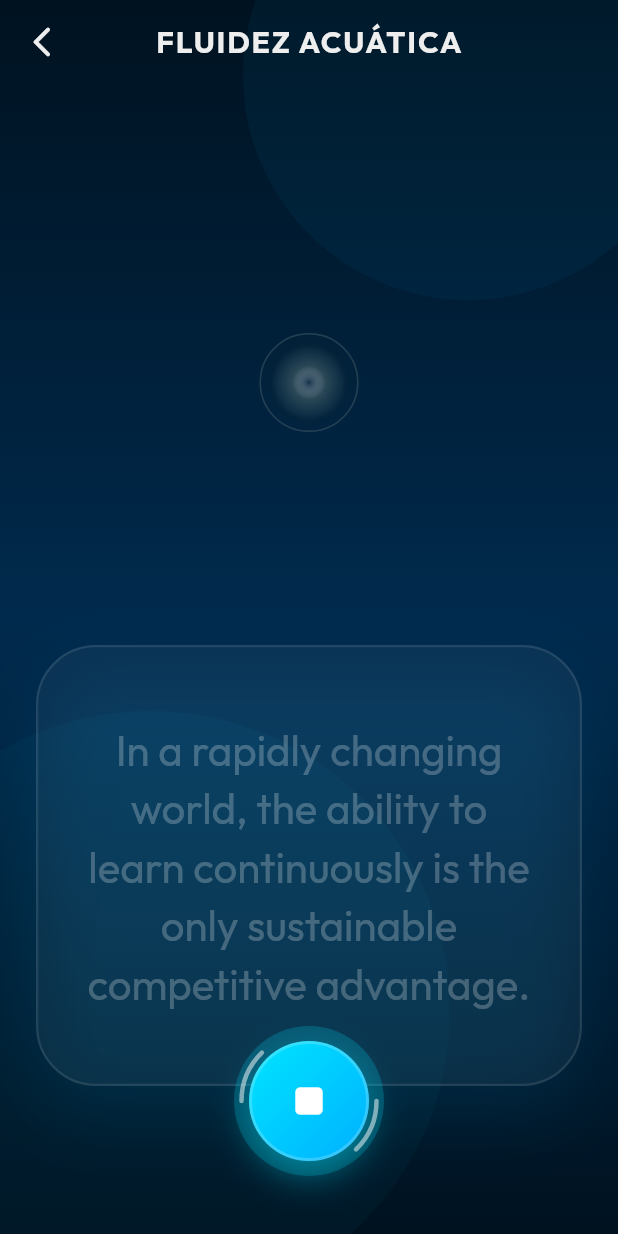
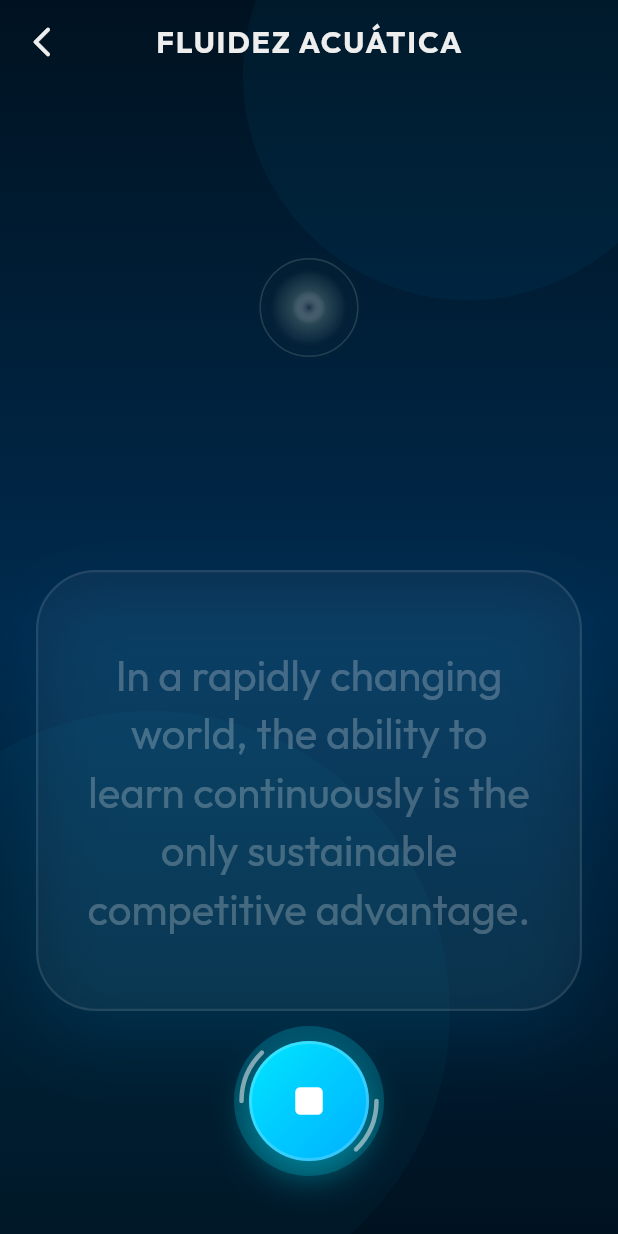
Before and after one commit to jcamilot27/ecomaestro, a Flutter app: the _ReadingView screen opened directly, after a tap on the "mic" icon, on a phone screen of 412 x 824 dp. Run offline on Flutter 3.47's test engine with Material 3 defaults, Android fonts, the phone set to English and light mode, and no system bars; drawn by our look-alikes of flutter_animate; our stand-ins replace equatable, flutter_bloc, get_it, go_router, google_fonts, speech_to_text.

Commit message:
chore: include all latest changes

```diff
--- a/lib/core/services/real_speech_service.dart
+++ b/lib/core/services/real_speech_service.dart
@@ -12,12 +12,12 @@ class RealSpeechService implements SpeechService {
   Stream<SpeechResult> startListening() async* {
     bool available = await _speechToText.initialize(
       onError: (SpeechRecognitionError error) {
+        // Handle init errors usually through status listener, but we will catch them in generic usage
         debugPrint('Speech setup error: ${error.errorMsg}');
       },
       onStatus: (String status) {
         debugPrint('Speech status: $status');
       },
-      debugLogging: false,
     );
 
     if (!available) {
@@ -49,9 +49,9 @@ class RealSpeechService implements SpeechService {
       listenOptions: SpeechListenOptions(
         partialResults: true,
         cancelOnError: true,
-        listenMode: ListenMode.dictation,
-        onDevice: true, // Try to bypass system dialog/sounds
-        sampleRate: 44100,
+        listenMode: ListenMode.dictation, // Optimized for continuous speech
+        sampleRate:
+            44100, // Explicitly request higher quality audio if supported
       ),
     );
 
--- a/lib/features/reading/presentation/screens/reading_screen.dart
+++ b/lib/features/reading/presentation/screens/reading_screen.dart
@@ -103,12 +103,8 @@ class _ReadingViewState extends State<_ReadingView> {
               return Stack(
                 children: [
                   // Main content centered
-                  Center(
-                    child: SingleChildScrollView(
-                      padding: const EdgeInsets.symmetric(
-                        horizontal: 24.0,
-                        vertical: 80,
-                      ),
+                  Padding(
+                    padding: const EdgeInsets.symmetric(horizontal: 24.0),
                     child: Column(
                       mainAxisAlignment: MainAxisAlignment.center,
                       children: [
@@ -125,8 +121,7 @@ class _ReadingViewState extends State<_ReadingView> {
                                         state.totalTexts,
                                     fluencyLevel: state.fluencyScore,
                                     isListening:
-                                          state.status ==
-                                          ReadingStatus.listening,
+                                        state.status == ReadingStatus.listening,
                                   ),
                           ),
                         ),
@@ -191,7 +186,6 @@ class _ReadingViewState extends State<_ReadingView> {
                         // Give some space for the button at the bottom
                         const SizedBox(height: 120),
                       ],
-                      ),
                     ),
                   ),
 
```
Lines whose indentation alone changed are shown as unchanged.
